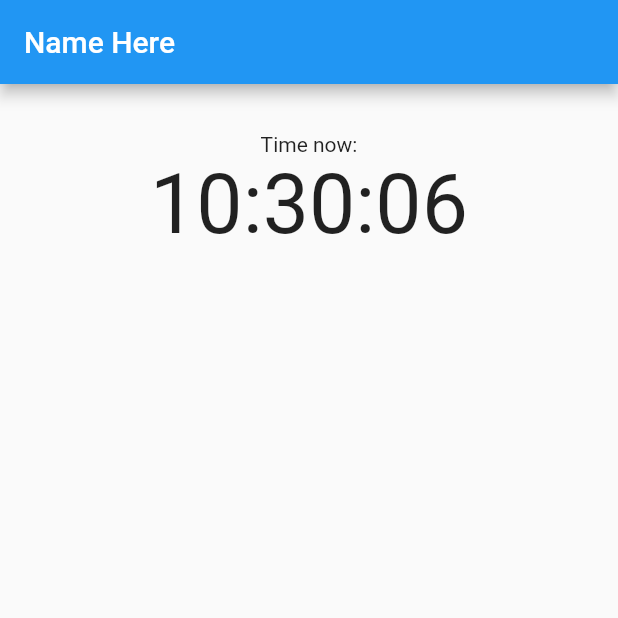
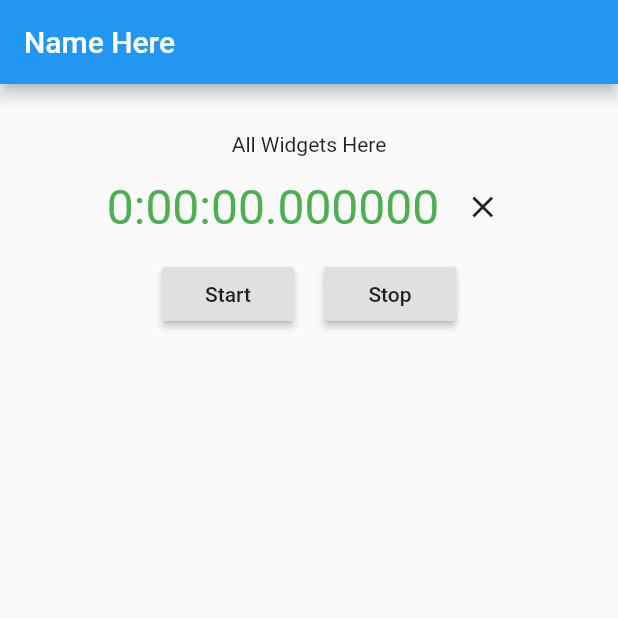
Before and after one commit to MrAnsheff/nn, a Flutter app: the screen it shows after launch, on a phone screen of 412 x 824 dp, the top half of it. Run offline on Flutter 3.47's test engine with Material 2 defaults, Android fonts, the phone set to English and light mode, and no system bars.

Commit message:
Widget within Widget

```diff
--- a/lib/clock.dart
+++ /dev/null
@@ -1,32 +0,0 @@
-import 'package:flutter/material.dart';
-import 'package:intl/intl.dart';
-import 'dart:async';
-
-class Clock extends StatefulWidget {
-  @override
-  _ClockState createState() => new _ClockState();
-}
-
-class _ClockState extends State<Clock> {
-  String _value = "Time here";
-  Timer _timer;
-  @override
-  void initState() {
-    // TODO: implement initState
-    _timer = new Timer.periodic(new Duration(seconds: 1), _onTick);
-  }
-
-  void _onTick(Timer timer) {
-    var now = new DateTime.now();
-    var formatter = new DateFormat("hh:mm:ss");
-    var formatted = formatter.format(now);
-    setState(() {
-      _value = formatted;
-    });
-  }
-
-  @override
-  Widget build(BuildContext context) {
-    return new Text(_value, style: new TextStyle(fontSize: 55.0),);
-  }
-}
--- a/lib/main.dart
+++ b/lib/main.dart
@@ -1,6 +1,5 @@
 import 'package:flutter/material.dart';
-import 'clock.dart';
-
+import 'timecounter.dart';
 
 void main() {
   runApp(new MaterialApp(
@@ -25,9 +24,8 @@ class _State extends State<MyApp> {
         child: new Center(
           child: new Column(
             children: <Widget>[
-              new Text('Time now:'),
-              new Clock(),
-
+              new Text('All Widgets Here'),
+              new TimeCounter(),
             ],
           ),
         ),
--- /dev/null
+++ b/lib/timecounter.dart
@@ -0,0 +1,71 @@
+import 'package:flutter/material.dart';
+import 'dart:async';
+import 'timedisplay.dart';
+
+class TimeCounter extends StatefulWidget {
+  @override
+  _TimeCounterState createState() => new _TimeCounterState();
+}
+
+class _TimeCounterState extends State<TimeCounter> {
+
+  Stopwatch _watch;
+  Timer _timer;
+  Duration _duration;
+
+  void _onStart(){
+    setState(() {
+          _watch = new Stopwatch();
+          _timer = new Timer.periodic(new Duration(microseconds: 250), _onTimeOut);
+        });
+        _watch.start();
+  }
+
+  void _onStop(){
+    _timer.cancel();
+    _watch.stop();
+  }
+
+  void _onTimeOut(Timer timer){
+    if(!_watch.isRunning) return;
+    setState((){ _duration = _watch.elapsed;});
+
+  }
+
+  void _onClear(Duration value){
+    setState(() {
+          _duration = new Duration();
+        });
+  }
+
+  @override
+  Widget build(BuildContext context) {
+    return new Container(
+      padding: EdgeInsets.all(10.0),
+      child: Center(
+        child: Column(
+          children: <Widget>[
+            new TimeDisplay(
+              color: Colors.red,
+              duration: _duration,
+              onClear: _onClear,
+            ),
+            new Row(
+              mainAxisAlignment: MainAxisAlignment.center,
+              children: <Widget>[
+                new Padding(
+                  padding: EdgeInsets.all(10.0),
+                  child: RaisedButton(onPressed: _onStart,child: Text('Start')),
+                ),
+                new Padding(
+                  padding: EdgeInsets.all(10.0),
+                  child: RaisedButton(onPressed: _onStop,child: Text('Stop')),
+                ),
+              ],
+            ),
+          ],
+        )
+      ),
+    );
+  }
+}
--- /dev/null
+++ b/lib/timedisplay.dart
@@ -0,0 +1,30 @@
+import 'package:flutter/material.dart';
+
+class TimeDisplay extends StatelessWidget {
+  TimeDisplay({Key key, Color this.color, Duration this.duration, this.onClear})
+      : super(key: key);
+
+  Duration duration = new Duration();
+  Color color = Colors.green;
+  final ValueChanged<Duration> onClear;
+
+  void onClicked() {
+    onClear(duration);
+  }
+
+  build(BuildContext context) {
+    return new Row(
+      mainAxisAlignment: MainAxisAlignment.center,
+      children: <Widget>[
+        Padding(
+          padding: EdgeInsets.all(5.0),
+          child: new Text(
+            duration.toString(),
+            style: new TextStyle(fontSize: 32.0, color: color),
+          ),
+        ),
+        new IconButton(icon: Icon(Icons.clear), onPressed: onClicked,),
+      ],
+    );
+  }
+}
```
